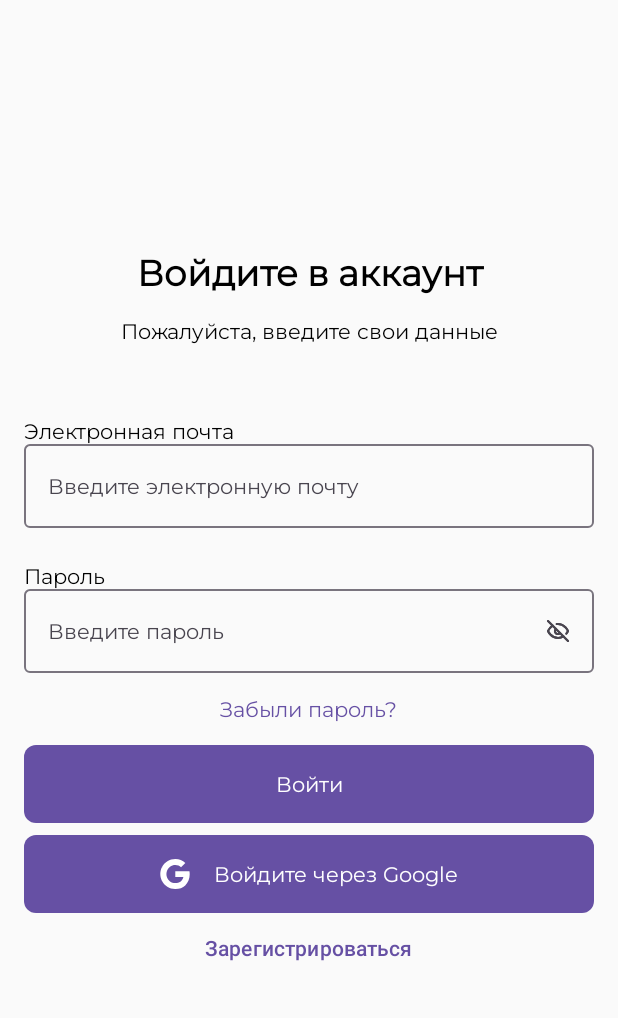
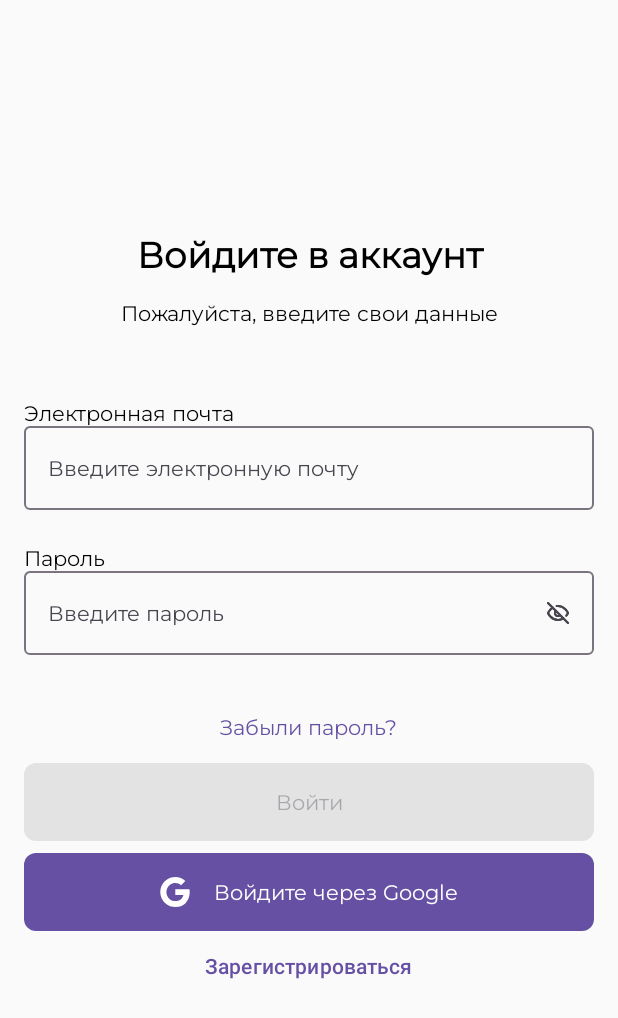
Before and after one commit to Sunrise443/DriveNext, an Android app built with Jetpack Compose: the screen it shows after launch (MainActivity), after a tap on "Войти", on a phone screen of 412 x 824 dp. Shown: the top 1018 px of the screen. Run offline under Robolectric (Android 15) with nearby library versions, the phone set to English and light mode, and no system bars.

Commit message:
login data validation

```diff
--- a/app/src/main/java/com/example/drivenext/MainActivity.kt
+++ b/app/src/main/java/com/example/drivenext/MainActivity.kt
@@ -61,7 +61,7 @@ class MainActivity : ComponentActivity() {
                     composable<Route.LoginScreen> {
                         LoginScreen(
                             onSignUpButtonClick = { navController.navigate(Route.SignUpFirstScreen) },
-                            onLoginCLick = { navController.navigate(Route.OnboardingScreen) }
+                            onLoginClick = { navController.navigate(Route.OnboardingScreen) },
                         )
                     }
 
--- a/app/src/main/java/com/example/drivenext/presentation/screens/GettingStartedScreen.kt
+++ b/app/src/main/java/com/example/drivenext/presentation/screens/GettingStartedScreen.kt
@@ -26,7 +26,7 @@ fun GettingStartedScreen(
     Box(
         modifier = Modifier
             .fillMaxSize()
-            .padding(16.dp, 8.dp),
+            .systemBarsPadding(),
     ) {
         Column(
             modifier = Modifier
--- a/app/src/main/java/com/example/drivenext/presentation/screens/LoadingSplashScreen.kt
+++ b/app/src/main/java/com/example/drivenext/presentation/screens/LoadingSplashScreen.kt
@@ -55,7 +55,7 @@ fun LoadingSplashScreen(
     Box(
         modifier = Modifier
             .fillMaxSize()
-            .padding(16.dp, 8.dp),
+            .systemBarsPadding(),
     ) {
         Column(
             modifier = Modifier
--- a/app/src/main/java/com/example/drivenext/presentation/screens/NoConnectionScreen.kt
+++ b/app/src/main/java/com/example/drivenext/presentation/screens/NoConnectionScreen.kt
@@ -69,7 +69,10 @@ fun NoConnectionScreen(
                     )
                 }
             }
-        }
+        },
+
+        modifier = Modifier
+            .systemBarsPadding()
     )
 }
 
--- a/app/src/main/java/com/example/drivenext/presentation/screens/OnboardingScreen.kt
+++ b/app/src/main/java/com/example/drivenext/presentation/screens/OnboardingScreen.kt
@@ -67,6 +67,7 @@ fun OnboardingScreen(
         state = pagerState,
         modifier = Modifier
             .fillMaxSize()
+            .systemBarsPadding()
     ) { page ->
         Box(
             modifier = Modifier.fillMaxSize()
@@ -162,8 +163,6 @@ fun OnboardingScreen(
                     }
                 }
             }
-
-
         }
     }
 }
--- a/app/src/main/java/com/example/drivenext/presentation/screens/login/LoginScreen.kt
+++ b/app/src/main/java/com/example/drivenext/presentation/screens/login/LoginScreen.kt
@@ -1,7 +1,6 @@
 package com.example.drivenext.presentation.screens.login
 
 import androidx.compose.foundation.layout.*
-import androidx.compose.foundation.layout.Arrangement
 import androidx.compose.foundation.shape.RoundedCornerShape
 import androidx.compose.material3.*
 import androidx.compose.runtime.*
@@ -9,28 +8,27 @@ import androidx.compose.ui.Alignment
 import androidx.compose.ui.Modifier
 import androidx.compose.ui.res.painterResource
 import androidx.compose.ui.text.style.TextAlign
-import androidx.compose.ui.tooling.preview.Preview
 import androidx.compose.ui.unit.dp
-
+import androidx.lifecycle.viewmodel.compose.viewModel
 import com.example.drivenext.R
-import androidx.compose.ui.res.stringResource
 import androidx.compose.ui.text.input.PasswordVisualTransformation
 import androidx.compose.ui.text.input.VisualTransformation
-import com.example.drivenext.ui.theme.DriveNextTheme
+import androidx.compose.ui.res.stringResource
+import com.example.drivenext.presentation.screens.login.LoginViewModel
 
 @Composable
 fun LoginScreen(
     onSignUpButtonClick: () -> Unit,
-    onLoginCLick: () -> Unit,
+    onLoginClick: () -> Unit,
+    viewModel: LoginViewModel = viewModel(),
 ) {
-    var email by remember { mutableStateOf("") }
-    var password by remember { mutableStateOf("") }
     var passwordVisible by remember { mutableStateOf(false) }
 
     Column(
         modifier = Modifier
             .padding(horizontal = 16.dp)
-            .fillMaxSize(),
+            .fillMaxSize()
+            .systemBarsPadding(),
         verticalArrangement = Arrangement.Center
     ) {
         Text(
@@ -41,6 +39,7 @@ fun LoginScreen(
                 .padding(bottom = 16.dp)
                 .fillMaxWidth()
         )
+
         Text(
             text = stringResource(R.string.log_in_description),
             style = MaterialTheme.typography.bodyLarge,
@@ -50,28 +49,43 @@ fun LoginScreen(
                 .fillMaxWidth()
         )
 
-        Text(
-            text = stringResource(R.string.email),
-            style = MaterialTheme.typography.bodyLarge,
-        )
+        // Email
+        Column (
+            modifier = Modifier.padding(bottom = 24.dp)
+        ) {
+            Text(text = stringResource(R.string.email), style = MaterialTheme.typography.bodyLarge)
             OutlinedTextField(
-            value = email,
-            onValueChange = { email = it },
+                value = viewModel.email.value,
+                onValueChange = { viewModel.onEmailChanged(it) },
                 placeholder = { Text(stringResource(R.string.email_description)) },
+                isError = viewModel.emailError.value != null,
                 singleLine = true,
                 modifier = Modifier
                     .fillMaxWidth()
-                .padding(bottom = 24.dp)
             )
+            viewModel.emailError.value?.let {
+                Text(
+                    text = it,
+                    color = MaterialTheme.colorScheme.error,
+                    style = MaterialTheme.typography.bodySmall,
+                    modifier = Modifier
+                        .padding(8.dp)
+                )
+            }
+        }
 
+        Column (
+            modifier = Modifier.padding(bottom = 24.dp)
+        ) {
             Text(
                 text = stringResource(R.string.password),
                 style = MaterialTheme.typography.bodyLarge,
             )
             OutlinedTextField(
-            value = password,
-            onValueChange = { password = it },
+                value = viewModel.password.value,
+                onValueChange = { viewModel.onPasswordChanged(it) },
                 placeholder = { Text(stringResource(R.string.password_description)) },
+                isError = viewModel.passwordError.value != null,
                 singleLine = true,
                 modifier = Modifier
                     .fillMaxWidth(),
@@ -85,6 +99,16 @@ fun LoginScreen(
                     }
                 }
             )
+            viewModel.passwordError.value?.let {
+                Text(
+                    text = it,
+                    color = MaterialTheme.colorScheme.error,
+                    style = MaterialTheme.typography.bodySmall,
+                    modifier = Modifier
+                        .padding(8.dp)
+                )
+            }
+        }
 
         TextButton(
             onClick = {},
@@ -98,13 +122,17 @@ fun LoginScreen(
             )
         }
 
+        // Login Button
         Button(
             modifier = Modifier
                 .fillMaxWidth()
                 .padding(bottom = 8.dp)
                 .height(52.dp),
             shape = RoundedCornerShape(8.dp),
-            onClick = onLoginCLick,
+            enabled = viewModel.isFormValid,
+            onClick = {
+                viewModel.onLoginClick(onLoginClick)
+            }
         ) {
             Text(
                 text = stringResource(R.string.log_in),
@@ -113,6 +141,7 @@ fun LoginScreen(
             )
         }
 
+        // Google Login
         Button(
             modifier = Modifier
                 .fillMaxWidth()
@@ -133,6 +162,7 @@ fun LoginScreen(
             )
         }
 
+        // Sign Up Button
         TextButton(
             onClick = onSignUpButtonClick,
             modifier = Modifier
@@ -144,14 +174,3 @@ fun LoginScreen(
         }
     }
 }
-
-@Preview(showBackground = true)
-@Composable
-fun LoginScreenScreenPreview() {
-    DriveNextTheme {
-        LoginScreen(
-            onSignUpButtonClick = {},
-            onLoginCLick = {}
-        )
-    }
-}
--- a/app/src/main/java/com/example/drivenext/presentation/screens/signUp/SignUpFirstScreen.kt
+++ b/app/src/main/java/com/example/drivenext/presentation/screens/signUp/SignUpFirstScreen.kt
@@ -73,7 +73,10 @@ fun SignUpFirstScreen(
                     textAlign = TextAlign.Center,
                 )
             }
-        }
+        },
+
+        modifier = Modifier
+            .systemBarsPadding()
     ) { paddingValues ->
         Column(
             modifier = Modifier
--- a/app/src/main/java/com/example/drivenext/presentation/screens/signUp/SignUpFourthScreen.kt
+++ b/app/src/main/java/com/example/drivenext/presentation/screens/signUp/SignUpFourthScreen.kt
@@ -47,7 +47,10 @@ fun SignUpFourthScreen() {
                     textAlign = TextAlign.Center,
                 )
             }
-        }
+        },
+
+        modifier = Modifier
+            .systemBarsPadding()
     ) { paddingValues ->
         Column(
             modifier = Modifier
--- a/app/src/main/java/com/example/drivenext/presentation/screens/signUp/SignUpSecondScreen.kt
+++ b/app/src/main/java/com/example/drivenext/presentation/screens/signUp/SignUpSecondScreen.kt
@@ -70,7 +70,10 @@ fun SignUpSecondScreen(
                     textAlign = TextAlign.Center,
                 )
             }
-        }
+        },
+
+        modifier = Modifier
+            .systemBarsPadding()
     ) { paddingValues ->
         Column(
             modifier = Modifier
--- a/app/src/main/java/com/example/drivenext/presentation/screens/signUp/SignUpThirdScreen.kt
+++ b/app/src/main/java/com/example/drivenext/presentation/screens/signUp/SignUpThirdScreen.kt
@@ -66,7 +66,10 @@ fun SignUpThirdScreen(
                     textAlign = TextAlign.Center,
                 )
             }
-        }
+        },
+
+        modifier = Modifier
+            .systemBarsPadding()
     ) { paddingValues ->
         Column(
             modifier = Modifier
```
Also changed, not shown: app/src/main/java/com/example/drivenext/presentation/screens/signUp/SignUpViewModel.kt (added, +52 -0 lines). Lines whose indentation alone changed are shown as unchanged.
